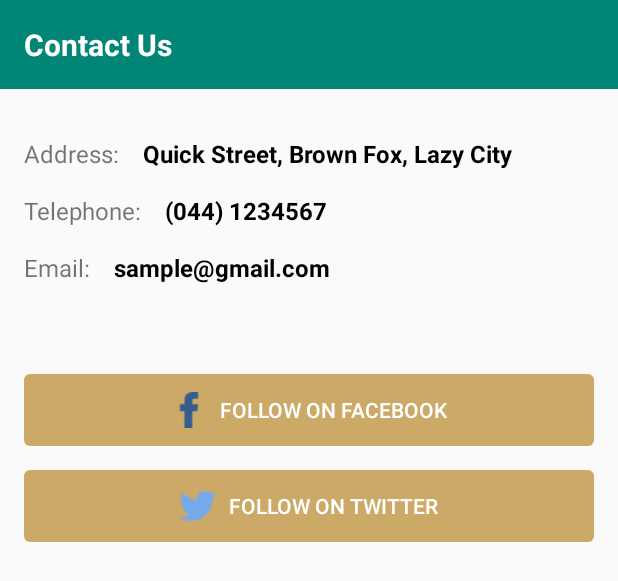
After one commit to LeBronoMars/sw, an Android app: the layout dialog_fragment_contact_us.xml on its own in the app's theme, with its tools: preview values and no code run, on a phone screen of 412 x 824 dp. The commit adds this screen. Shown: the top 581 px of the screen. Run offline under Robolectric (Android 15) with nearby library versions, the phone set to English and light mode, and no system bars.

Commit message:
finish contact us dialog

```diff
--- a/app/src/main/AndroidManifest.xml
+++ b/app/src/main/AndroidManifest.xml
@@ -6,6 +6,7 @@
     <uses-permission android:name="android.permission.ACCESS_NETWORK_STATE" />
     <uses-permission android:name="android.permission.ACCESS_FINE_LOCATION" />
     <uses-permission android:name="android.permission.READ_PHONE_STATE" />
+    <uses-permission android:name="android.permission.CALL_PHONE" />
 
     <application
         android:name=".base.BaseApplication"
--- /dev/null
+++ b/app/src/main/res/layout/dialog_fragment_contact_us.xml
@@ -0,0 +1,148 @@
+<?xml version="1.0" encoding="utf-8"?>
+<LinearLayout xmlns:android="http://schemas.android.com/apk/res/android"
+    android:layout_width="match_parent"
+    android:layout_height="match_parent"
+    android:orientation="vertical">
+
+    <TextView
+        android:layout_width="match_parent"
+        android:layout_height="wrap_content"
+        android:background="@color/colorPrimary"
+        android:padding="16dp"
+        android:text="@string/contact_us"
+        android:textColor="@color/white"
+        android:textSize="20sp"
+        android:textStyle="bold" />
+
+    <LinearLayout
+        android:layout_width="match_parent"
+        android:layout_height="wrap_content"
+        android:orientation="vertical"
+        android:padding="16dp">
+
+        <!-- address -->
+        <LinearLayout
+            android:layout_width="match_parent"
+            android:layout_height="wrap_content"
+            android:layout_marginTop="16dp"
+            android:orientation="horizontal">
+
+            <TextView
+                android:layout_width="wrap_content"
+                android:layout_height="wrap_content"
+                android:text="@string/address"
+                android:textSize="16sp" />
+
+            <TextView
+                android:id="@+id/tv_address"
+                android:layout_width="wrap_content"
+                android:layout_height="wrap_content"
+                android:layout_marginStart="16dp"
+                android:text="Quick Street, Brown Fox, Lazy City"
+                android:textColor="@color/black"
+                android:textSize="16sp"
+                android:textStyle="bold" />
+
+        </LinearLayout>
+
+        <!-- telephone -->
+        <LinearLayout
+            android:layout_width="match_parent"
+            android:layout_height="wrap_content"
+            android:layout_marginTop="16dp"
+            android:orientation="horizontal">
+
+            <TextView
+                android:layout_width="wrap_content"
+                android:layout_height="wrap_content"
+                android:text="@string/telephone"
+                android:textSize="16sp" />
+
+            <TextView
+                android:id="@+id/tv_telephone"
+                android:layout_width="wrap_content"
+                android:layout_height="wrap_content"
+                android:layout_marginStart="16dp"
+                android:text="(044) 1234567"
+                android:textColor="@color/black"
+                android:textSize="16sp"
+                android:textStyle="bold" />
+
+        </LinearLayout>
+
+        <!-- email -->
+        <LinearLayout
+            android:layout_width="match_parent"
+            android:layout_height="wrap_content"
+            android:layout_marginTop="16dp"
+            android:orientation="horizontal">
+
+            <TextView
+                android:layout_width="wrap_content"
+                android:layout_height="wrap_content"
+                android:text="@string/email"
+                android:textSize="16sp" />
+
+            <TextView
+                android:id="@+id/tv_email"
+                android:layout_width="wrap_content"
+                android:layout_height="wrap_content"
+                android:layout_marginStart="16dp"
+                android:text="sample@gmail.com"
+                android:textColor="@color/black"
+                android:textSize="16sp"
+                android:textStyle="bold" />
+
+        </LinearLayout>
+
+        <LinearLayout
+            android:id="@+id/ll_follow_on_fb"
+            android:layout_width="match_parent"
+            android:layout_height="wrap_content"
+            android:layout_marginTop="60dp"
+            android:background="@drawable/welcome_bg_with_radius"
+            android:gravity="center"
+            android:orientation="horizontal">
+
+            <ImageView
+                android:layout_width="24dp"
+                android:layout_height="24dp"
+                android:src="@drawable/ic_facebook" />
+
+            <Button
+                android:layout_width="wrap_content"
+                android:layout_height="wrap_content"
+                android:layout_marginStart="8dp"
+                android:background="@null"
+                android:text="@string/follow_on_fb"
+                android:textColor="@color/white" />
+
+        </LinearLayout>
+
+        <LinearLayout
+            android:id="@+id/ll_follow_on_twitter"
+            android:layout_width="match_parent"
+            android:layout_height="wrap_content"
+            android:layout_marginTop="16dp"
+            android:background="@drawable/welcome_bg_with_radius"
+            android:gravity="center"
+            android:orientation="horizontal">
+
+            <ImageView
+                android:layout_width="24dp"
+                android:layout_height="24dp"
+                android:src="@drawable/ic_twitter" />
+
+            <Button
+                android:layout_width="wrap_content"
+                android:layout_height="wrap_content"
+                android:layout_marginStart="8dp"
+                android:background="@null"
+                android:text="@string/follow_on_twitter"
+                android:textColor="@color/white" />
+
+        </LinearLayout>
+
+    </LinearLayout>
+
+</LinearLayout>
--- a/app/src/main/res/values/strings.xml
+++ b/app/src/main/res/values/strings.xml
@@ -102,4 +102,9 @@
             \n\n<b>&#8226;</b>	Children (5 &amp; Under):
             \n\n<b>&#8226;</b>	Students:</string>
 
+    <string name="address">Address:</string>
+    <string name="telephone">Telephone:</string>
+    <string name="email">Email:</string>
+    <string name="follow_on_fb">Follow on Facebook</string>
+    <string name="follow_on_twitter">Follow on Twitter</string>
 </resources>
```
Also changed, not shown: app/src/main/java/com/denr/solidwaste/ui/home/info/InfoFragment.java (+42 -1 lines), app/src/main/java/com/denr/solidwaste/ui/home/info/contactus/ContactUsDialogFragment.java (added, +92 -0 lines), app/src/main/java/com/denr/solidwaste/ui/home/info/contactus/OnContactUsListener.java (added, +14 -0 lines), app/src/main/res/menu/bottom_navigation_menu_home.xml (line endings or trailing spaces).
